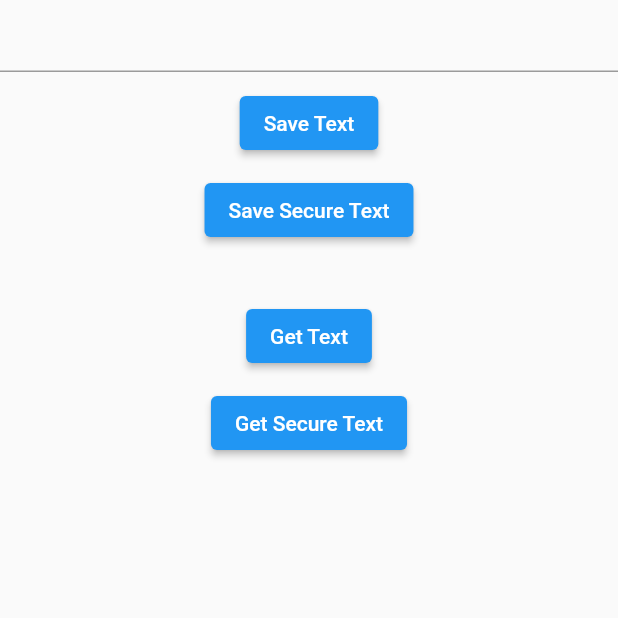
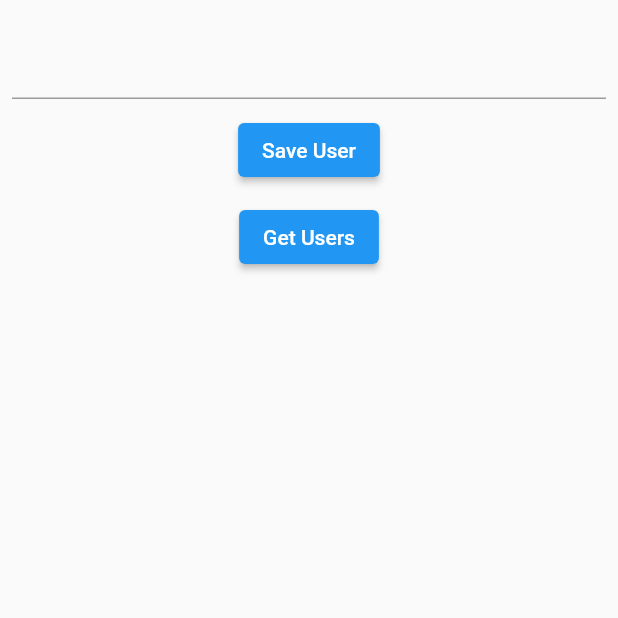
Before and after one commit to fida1989/test_app_sonali, a Flutter app: the screen it shows after launch, on a phone screen of 412 x 824 dp, the top half of it. Run offline on Flutter 3.47's test engine with Material 2 defaults, Android fonts, the light colour scheme and no system bars; our stand-ins replace connectivity_plus, dio, flutter_secure_storage, objectbox, shared_preferences; missing offline and left inert: dio_logger; generated files the repository leaves out were written again.

Commit message:
class 11 updates

```diff
--- /dev/null
+++ b/lib/class11/class11_page.dart
@@ -0,0 +1,65 @@
+import 'package:flutter/material.dart';
+import 'package:test_app_sonali/class11/user.dart';
+import 'package:test_app_sonali/main.dart';
+
+class Class11Page extends StatefulWidget {
+  const Class11Page({Key? key}) : super(key: key);
+
+  @override
+  _Class11PageState createState() => _Class11PageState();
+}
+
+class _Class11PageState extends State<Class11Page> {
+  late String data;
+
+  @override
+  Widget build(BuildContext context) {
+    return Scaffold(
+      body: SafeArea(
+        child: Padding(
+          padding: const EdgeInsets.all(8.0),
+          child: Column(
+            children: [
+              const SizedBox(
+                height: 10,
+              ),
+              TextField(
+                onChanged: (value) {
+                  data = value;
+                },
+              ),
+              const SizedBox(
+                height: 10,
+              ),
+              ElevatedButton(
+                onPressed: () async {
+                  final userBox = objectbox.store.box<User>();
+                  final user = User(name: data);
+                  userBox.put(user);
+                  debugPrint("user saved");
+                },
+                child: const Text("Save User"),
+              ),
+              const SizedBox(
+                height: 10,
+              ),
+              ElevatedButton(
+                onPressed: () async {
+                  final userBox = objectbox.store.box<User>();
+                  final List<User> users = userBox.getAll();
+                  for (var element in users) {
+                    print(element.name);
+                  }
+                },
+                child: const Text("Get Users"),
+              ),
+              const SizedBox(
+                height: 10,
+              ),
+            ],
+          ),
+        ),
+      ),
+    );
+  }
+}
--- /dev/null
+++ b/lib/class11/user.dart
@@ -0,0 +1,10 @@
+import 'package:objectbox/objectbox.dart';
+
+@Entity()
+class User {
+  // Annotate with @Id() if name isn't "id" (case insensitive).
+  int id = 0;
+  String? name;
+
+  User({this.name});
+}
--- a/lib/main.dart
+++ b/lib/main.dart
@@ -1,6 +1,15 @@
 import 'package:flutter/material.dart';
+import 'package:test_app_sonali/class11/class11_page.dart';
 import 'class10/class10_page.dart';
-void main() {
+import 'utils/object_box.dart';
+
+
+/// Provides access to the ObjectBox Store throughout the app.
+late ObjectBox objectbox;
+
+Future<void> main() async {
+  WidgetsFlutterBinding.ensureInitialized();
+  objectbox = await ObjectBox.create();
   runApp(const MyApp());
 }
 
@@ -14,7 +23,7 @@ class MyApp extends StatelessWidget {
         primarySwatch: Colors.blue,
       ),
       debugShowCheckedModeBanner: false,
-      home: const Class10Page(),
+      home: const Class11Page(),
     );
   }
 }
```
Also changed, not shown: lib/objectbox-model.json (added, +37 -0 lines), lib/utils/object_box.dart (added, +16 -0 lines), pubspec.yaml (+4 -6 lines), lib/objectbox.g.dart (added), pubspec.lock.
